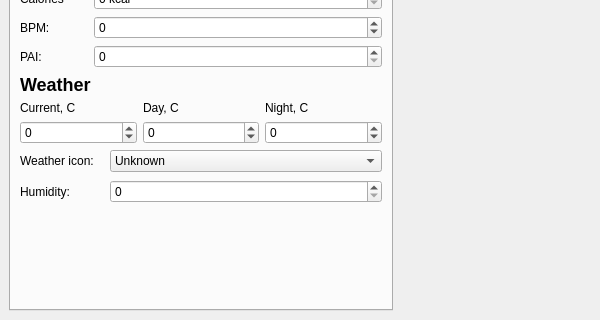
First picture: the form in mibandpreview_qt/qt/app.ui, repository melianmiko/mibandpreview, before the edit; both pictures show x 0 to 600 and y 190 to 510 of the 600 by 510 pixel window.
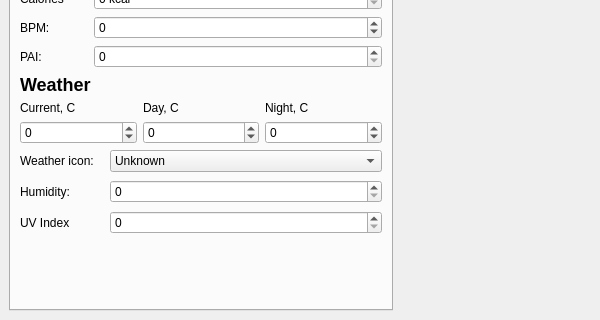
Second picture: the form after the edit. Icons and pictures are not drawn.

Commit message: Added UV index property

Diff of the .ui file:
```diff
--- a/mibandpreview_qt/qt/app.ui
+++ b/mibandpreview_qt/qt/app.ui
@@ -658,6 +658,16 @@
               <item row="1" column="1">
                <widget class="QSpinBox" name="edit_humidity"/>
               </item>
+              <item row="2" column="0">
+               <widget class="QLabel" name="uVIndexLabel">
+                <property name="text">
+                 <string>UV Index</string>
+                </property>
+               </widget>
+              </item>
+              <item row="2" column="1">
+               <widget class="QSpinBox" name="edit_uv_index"/>
+              </item>
              </layout>
             </item>
            </layout>
```
The commit also changes 1 other file.
